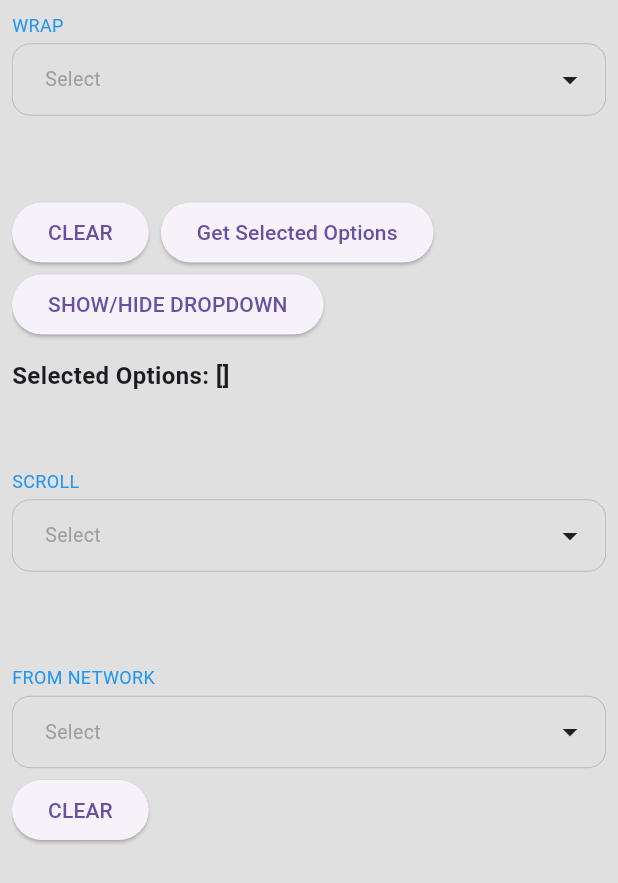
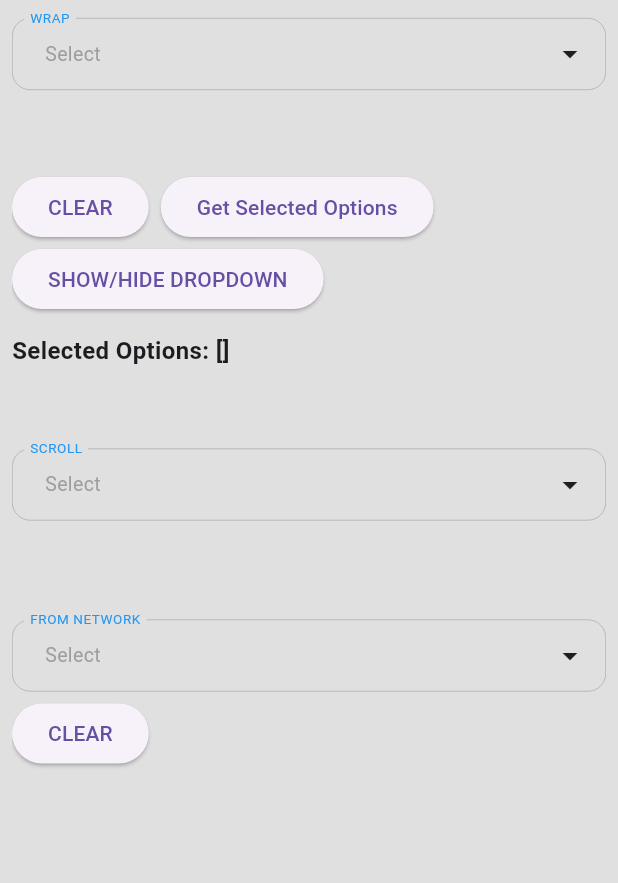
Before and after one commit to oi-narendra/multiselect-dropdown, a Flutter app: the screen it shows after launch, on a phone screen of 412 x 824 dp. Shown: the top 883 px of the screen. Run offline on Flutter 3.47's test engine with Material 3 defaults, Android fonts, the phone set to English and light mode, and no system bars; network calls fail.

Commit message:
Label implemented

```diff
--- a/example/lib/main.dart
+++ b/example/lib/main.dart
@@ -72,12 +72,15 @@ class _MyHomePageState extends State<MyHomePage> {
               child: Column(
                 crossAxisAlignment: CrossAxisAlignment.start,
                 children: [
-                  const Text('WRAP', style: MyHomePage._headerStyle),
                   const SizedBox(
                     height: 4,
                   ),
                   MultiSelectDropDown<User>(
                     controller: _controller,
+                    label: const Text(
+                      'WRAP',
+                      style: MyHomePage._headerStyle,
+                    ),
                     clearIcon: const Icon(Icons.reddit),
                     onOptionSelected: (options) {},
                     options: <ValueItem<User>>[
@@ -176,11 +179,14 @@ class _MyHomePageState extends State<MyHomePage> {
                   const SizedBox(
                     height: 50,
                   ),
-                  const Text('SCROLL', style: MyHomePage._headerStyle),
                   const SizedBox(
                     height: 4,
                   ),
                   MultiSelectDropDown(
+                    label: const Text(
+                      'SCROLL',
+                      style: MyHomePage._headerStyle,
+                    ),
                     onOptionSelected: (options) {
                       debugPrint(options.toString());
                     },
@@ -201,11 +207,14 @@ class _MyHomePageState extends State<MyHomePage> {
                   const SizedBox(
                     height: 50,
                   ),
-                  const Text('FROM NETWORK', style: MyHomePage._headerStyle),
                   const SizedBox(
                     height: 4,
                   ),
                   MultiSelectDropDown.network(
+                    label: const Text(
+                      'FROM NETWORK',
+                      style: MyHomePage._headerStyle,
+                    ),
                     dropdownHeight: 300,
                     onOptionSelected: (options) {
                       debugPrint(options.toString());
```
